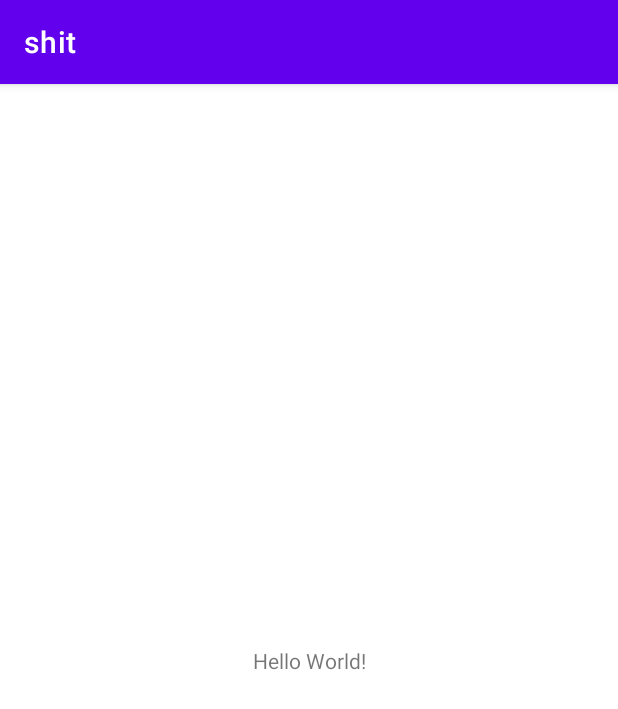
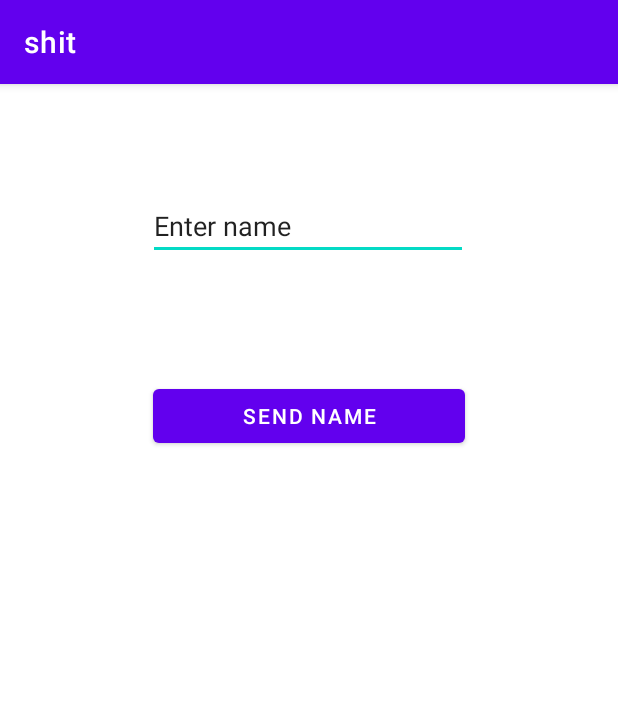
Before and after one commit to antigluten/The-final-app, an Android app: the screen it shows after launch (MainActivity), on a phone screen of 412 x 824 dp. Shown: the top 709 px of the screen. Run offline under Robolectric (Android 15) with nearby library versions, the phone set to English and light mode, and no system bars.

Commit message:
Created an app where you can add your name, but there is one mistake is when you make first tap on the field there is the text Enter your name and I want to get rid of it

```diff
--- a/app/src/main/java/com/example/shit/MainActivity.java
+++ b/app/src/main/java/com/example/shit/MainActivity.java
@@ -3,12 +3,30 @@ package com.example.shit;
 import androidx.appcompat.app.AppCompatActivity;
 
 import android.os.Bundle;
+import android.view.View;
+import android.widget.Button;
+import android.widget.EditText;
+import android.widget.TextView;
 
 public class MainActivity extends AppCompatActivity {
+    private EditText editText;
+    private TextView textView;
+    private Button button;
 
     @Override
     protected void onCreate(Bundle savedInstanceState) {
         super.onCreate(savedInstanceState);
         setContentView(R.layout.activity_main);
+
+        editText = findViewById(R.id.editTextTextPersonName);
+        button = findViewById(R.id.button);
+        button.setOnClickListener(new View.OnClickListener() {
+            @Override
+            public void onClick(View v) {
+                String name = editText.getText().toString();
+                textView.setText(name);
+            }
+        });
+        textView = findViewById(R.id.textView);
     }
 }
--- a/app/src/main/res/layout/activity_main.xml
+++ b/app/src/main/res/layout/activity_main.xml
@@ -6,13 +6,40 @@
     android:layout_height="match_parent"
     tools:context=".MainActivity">
 
-    <TextView
+    <EditText
+        android:id="@+id/editTextTextPersonName"
         android:layout_width="wrap_content"
         android:layout_height="wrap_content"
-        android:text="Hello World!"
-        app:layout_constraintBottom_toBottomOf="parent"
-        app:layout_constraintLeft_toLeftOf="parent"
-        app:layout_constraintRight_toRightOf="parent"
+        android:layout_marginTop="72dp"
+        android:ems="10"
+        android:inputType="textPersonName"
+        android:text="Enter name"
+        app:layout_constraintEnd_toEndOf="parent"
+        app:layout_constraintHorizontal_bias="0.497"
+        app:layout_constraintStart_toStartOf="parent"
         app:layout_constraintTop_toTopOf="parent" />
 
+    <Button
+        android:id="@+id/button"
+        android:layout_width="208dp"
+        android:layout_height="48dp"
+        android:layout_marginStart="102dp"
+        android:layout_marginTop="80dp"
+        android:layout_marginEnd="101dp"
+        android:text="Send name"
+        app:layout_constraintEnd_toEndOf="parent"
+        app:layout_constraintHorizontal_bias="0.0"
+        app:layout_constraintStart_toStartOf="parent"
+        app:layout_constraintTop_toBottomOf="@+id/editTextTextPersonName" />
+
+    <TextView
+        android:id="@+id/textView"
+        android:layout_width="wrap_content"
+        android:layout_height="wrap_content"
+        android:textSize="20sp"
+        app:layout_constraintBottom_toBottomOf="parent"
+        app:layout_constraintEnd_toEndOf="parent"
+        app:layout_constraintStart_toStartOf="parent"
+        app:layout_constraintTop_toBottomOf="@+id/button" />
+
 </androidx.constraintlayout.widget.ConstraintLayout>
```
